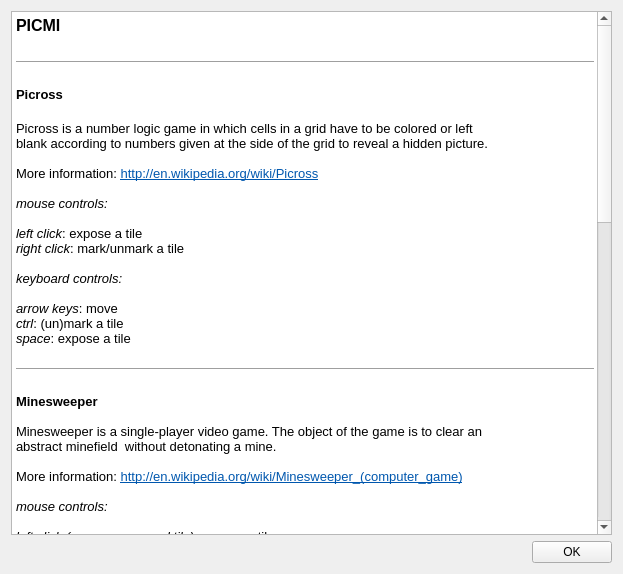
This is src/f_qthelp.ui in schuay/picmi-legacy as Qt 5 draws it before an edit. The edited form follows.
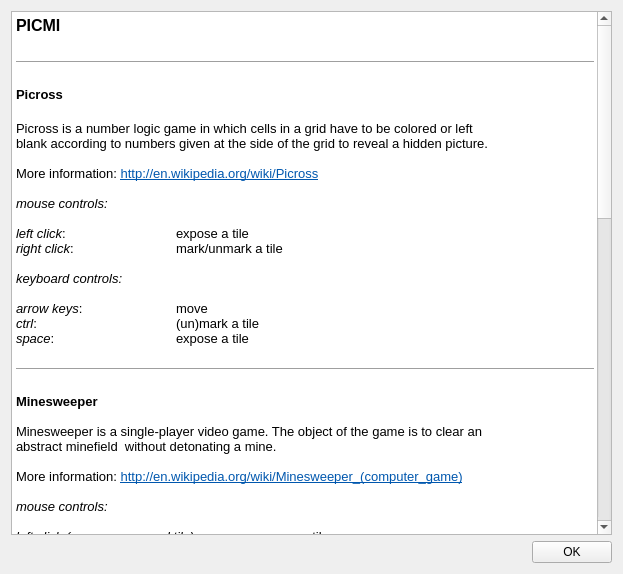
This is the edited form.

What changed in the file:
```diff
--- a/src/f_qthelp.ui
+++ b/src/f_qthelp.ui
@@ -34,14 +34,14 @@
 &lt;p style=&quot;-qt-paragraph-type:empty; margin-top:0px; margin-bottom:0px; margin-left:0px; margin-right:0px; -qt-block-indent:0; text-indent:0px;&quot;&gt;&lt;/p&gt;
 &lt;p style=&quot; margin-top:0px; margin-bottom:0px; margin-left:0px; margin-right:0px; -qt-block-indent:0; text-indent:0px;&quot;&gt;&lt;span style=&quot; font-style:italic;&quot;&gt;mouse controls:&lt;/span&gt;&lt;/p&gt;
 &lt;p style=&quot;-qt-paragraph-type:empty; margin-top:0px; margin-bottom:0px; margin-left:0px; margin-right:0px; -qt-block-indent:0; text-indent:0px; font-style:italic;&quot;&gt;&lt;/p&gt;
-&lt;p style=&quot; margin-top:0px; margin-bottom:0px; margin-left:0px; margin-right:0px; -qt-block-indent:0; text-indent:0px;&quot;&gt;&lt;span style=&quot; font-style:italic;&quot;&gt;left click&lt;/span&gt;: expose a tile&lt;/p&gt;
-&lt;p style=&quot; margin-top:0px; margin-bottom:0px; margin-left:0px; margin-right:0px; -qt-block-indent:0; text-indent:0px;&quot;&gt;&lt;span style=&quot; font-style:italic;&quot;&gt;right click&lt;/span&gt;: mark/unmark a tile&lt;/p&gt;
+&lt;p style=&quot; margin-top:0px; margin-bottom:0px; margin-left:0px; margin-right:0px; -qt-block-indent:0; text-indent:0px;&quot;&gt;&lt;span style=&quot; font-style:italic;&quot;&gt;left click&lt;/span&gt;: 		expose a tile&lt;/p&gt;
+&lt;p style=&quot; margin-top:0px; margin-bottom:0px; margin-left:0px; margin-right:0px; -qt-block-indent:0; text-indent:0px;&quot;&gt;&lt;span style=&quot; font-style:italic;&quot;&gt;right click&lt;/span&gt;: 		mark/unmark a tile&lt;/p&gt;
 &lt;p style=&quot;-qt-paragraph-type:empty; margin-top:0px; margin-bottom:0px; margin-left:0px; margin-right:0px; -qt-block-indent:0; text-indent:0px;&quot;&gt;&lt;/p&gt;
 &lt;p style=&quot; margin-top:0px; margin-bottom:0px; margin-left:0px; margin-right:0px; -qt-block-indent:0; text-indent:0px;&quot;&gt;&lt;span style=&quot; font-style:italic;&quot;&gt;keyboard controls:&lt;/span&gt;&lt;/p&gt;
 &lt;p style=&quot;-qt-paragraph-type:empty; margin-top:0px; margin-bottom:0px; margin-left:0px; margin-right:0px; -qt-block-indent:0; text-indent:0px;&quot;&gt;&lt;/p&gt;
-&lt;p style=&quot; margin-top:0px; margin-bottom:0px; margin-left:0px; margin-right:0px; -qt-block-indent:0; text-indent:0px;&quot;&gt;&lt;span style=&quot; font-style:italic;&quot;&gt;arrow keys&lt;/span&gt;: move&lt;/p&gt;
-&lt;p style=&quot; margin-top:0px; margin-bottom:0px; margin-left:0px; margin-right:0px; -qt-block-indent:0; text-indent:0px;&quot;&gt;&lt;span style=&quot; font-style:italic;&quot;&gt;ctrl&lt;/span&gt;: (un)mark a tile&lt;/p&gt;
-&lt;p style=&quot; margin-top:0px; margin-bottom:0px; margin-left:0px; margin-right:0px; -qt-block-indent:0; text-indent:0px;&quot;&gt;&lt;span style=&quot; font-style:italic;&quot;&gt;space&lt;/span&gt;: expose a tile&lt;/p&gt;
+&lt;p style=&quot; margin-top:0px; margin-bottom:0px; margin-left:0px; margin-right:0px; -qt-block-indent:0; text-indent:0px;&quot;&gt;&lt;span style=&quot; font-style:italic;&quot;&gt;arrow keys&lt;/span&gt;: 		move&lt;/p&gt;
+&lt;p style=&quot; margin-top:0px; margin-bottom:0px; margin-left:0px; margin-right:0px; -qt-block-indent:0; text-indent:0px;&quot;&gt;&lt;span style=&quot; font-style:italic;&quot;&gt;ctrl&lt;/span&gt;: 		(un)mark a tile&lt;/p&gt;
+&lt;p style=&quot; margin-top:0px; margin-bottom:0px; margin-left:0px; margin-right:0px; -qt-block-indent:0; text-indent:0px;&quot;&gt;&lt;span style=&quot; font-style:italic;&quot;&gt;space&lt;/span&gt;: 		expose a tile&lt;/p&gt;
 &lt;p style=&quot;-qt-paragraph-type:empty; margin-top:0px; margin-bottom:0px; margin-left:0px; margin-right:0px; -qt-block-indent:0; text-indent:0px;&quot;&gt;&lt;/p&gt;
 &lt;hr /&gt;
 &lt;p style=&quot;-qt-paragraph-type:empty; margin-top:0px; margin-bottom:0px; margin-left:0px; margin-right:0px; -qt-block-indent:0; text-indent:0px; font-size:12pt; font-weight:600;&quot;&gt;&lt;/p&gt;
@@ -54,24 +54,24 @@
 &lt;p style=&quot;-qt-paragraph-type:empty; margin-top:0px; margin-bottom:0px; margin-left:0px; margin-right:0px; -qt-block-indent:0; text-indent:0px;&quot;&gt;&lt;/p&gt;
 &lt;p style=&quot; margin-top:0px; margin-bottom:0px; margin-left:0px; margin-right:0px; -qt-block-indent:0; text-indent:0px;&quot;&gt;&lt;span style=&quot; font-style:italic;&quot;&gt;mouse controls:&lt;/span&gt;&lt;/p&gt;
 &lt;p style=&quot;-qt-paragraph-type:empty; margin-top:0px; margin-bottom:0px; margin-left:0px; margin-right:0px; -qt-block-indent:0; text-indent:0px;&quot;&gt;&lt;/p&gt;
-&lt;p style=&quot; margin-top:0px; margin-bottom:0px; margin-left:0px; margin-right:0px; -qt-block-indent:0; text-indent:0px;&quot;&gt;&lt;span style=&quot; font-style:italic;&quot;&gt;left click (on an unexposed tile)&lt;/span&gt;: expose a tile&lt;/p&gt;
-&lt;p style=&quot; margin-top:0px; margin-bottom:0px; margin-left:0px; margin-right:0px; -qt-block-indent:0; text-indent:0px;&quot;&gt;&lt;span style=&quot; font-style:italic;&quot;&gt;left click (on an exposed tile)&lt;/span&gt;: expose all neighboring tiles&lt;/p&gt;
-&lt;p style=&quot; margin-top:0px; margin-bottom:0px; margin-left:0px; margin-right:0px; -qt-block-indent:0; text-indent:0px;&quot;&gt;&lt;span style=&quot; font-style:italic;&quot;&gt;right click&lt;/span&gt;: (un)mark a tile&lt;/p&gt;
-&lt;p style=&quot; margin-top:0px; margin-bottom:0px; margin-left:0px; margin-right:0px; -qt-block-indent:0; text-indent:0px;&quot;&gt;&lt;span style=&quot; font-style:italic;&quot;&gt;middle click&lt;/span&gt;: tentatively (un)mark a tile&lt;/p&gt;
+&lt;p style=&quot; margin-top:0px; margin-bottom:0px; margin-left:0px; margin-right:0px; -qt-block-indent:0; text-indent:0px;&quot;&gt;&lt;span style=&quot; font-style:italic;&quot;&gt;left click (on an unexposed tile)&lt;/span&gt;: 	expose a tile&lt;/p&gt;
+&lt;p style=&quot; margin-top:0px; margin-bottom:0px; margin-left:0px; margin-right:0px; -qt-block-indent:0; text-indent:0px;&quot;&gt;&lt;span style=&quot; font-style:italic;&quot;&gt;left click (on an exposed tile)&lt;/span&gt;: 	expose all neighboring tiles&lt;/p&gt;
+&lt;p style=&quot; margin-top:0px; margin-bottom:0px; margin-left:0px; margin-right:0px; -qt-block-indent:0; text-indent:0px;&quot;&gt;&lt;span style=&quot; font-style:italic;&quot;&gt;right click&lt;/span&gt;: 			(un)mark a tile&lt;/p&gt;
+&lt;p style=&quot; margin-top:0px; margin-bottom:0px; margin-left:0px; margin-right:0px; -qt-block-indent:0; text-indent:0px;&quot;&gt;&lt;span style=&quot; font-style:italic;&quot;&gt;middle click&lt;/span&gt;: 		tentatively (un)mark a tile&lt;/p&gt;
 &lt;p style=&quot;-qt-paragraph-type:empty; margin-top:0px; margin-bottom:0px; margin-left:0px; margin-right:0px; -qt-block-indent:0; text-indent:0px;&quot;&gt;&lt;/p&gt;
 &lt;p style=&quot; margin-top:0px; margin-bottom:0px; margin-left:0px; margin-right:0px; -qt-block-indent:0; text-indent:0px;&quot;&gt;&lt;span style=&quot; font-style:italic;&quot;&gt;keyboard controls:&lt;/span&gt;&lt;/p&gt;
 &lt;p style=&quot;-qt-paragraph-type:empty; margin-top:0px; margin-bottom:0px; margin-left:0px; margin-right:0px; -qt-block-indent:0; text-indent:0px;&quot;&gt;&lt;/p&gt;
-&lt;p style=&quot; margin-top:0px; margin-bottom:0px; margin-left:0px; margin-right:0px; -qt-block-indent:0; text-indent:0px;&quot;&gt;&lt;span style=&quot; font-style:italic;&quot;&gt;arrow keys&lt;/span&gt;: move&lt;/p&gt;
-&lt;p style=&quot; margin-top:0px; margin-bottom:0px; margin-left:0px; margin-right:0px; -qt-block-indent:0; text-indent:0px;&quot;&gt;&lt;span style=&quot; font-style:italic;&quot;&gt;ctrl&lt;/span&gt;: (un)mark a tile&lt;/p&gt;
-&lt;p style=&quot; margin-top:0px; margin-bottom:0px; margin-left:0px; margin-right:0px; -qt-block-indent:0; text-indent:0px;&quot;&gt;&lt;span style=&quot; font-style:italic;&quot;&gt;space (on an unexposed tile)&lt;/span&gt;: expose a tile&lt;/p&gt;
-&lt;p style=&quot; margin-top:0px; margin-bottom:0px; margin-left:0px; margin-right:0px; -qt-block-indent:0; text-indent:0px;&quot;&gt;&lt;span style=&quot; font-style:italic;&quot;&gt;space (on an exposed tile)&lt;/span&gt;: expose all neighboring tiles&lt;/p&gt;
+&lt;p style=&quot; margin-top:0px; margin-bottom:0px; margin-left:0px; margin-right:0px; -qt-block-indent:0; text-indent:0px;&quot;&gt;&lt;span style=&quot; font-style:italic;&quot;&gt;arrow keys&lt;/span&gt;: 			move&lt;/p&gt;
+&lt;p style=&quot; margin-top:0px; margin-bottom:0px; margin-left:0px; margin-right:0px; -qt-block-indent:0; text-indent:0px;&quot;&gt;&lt;span style=&quot; font-style:italic;&quot;&gt;ctrl&lt;/span&gt;: 			(un)mark a tile&lt;/p&gt;
+&lt;p style=&quot; margin-top:0px; margin-bottom:0px; margin-left:0px; margin-right:0px; -qt-block-indent:0; text-indent:0px;&quot;&gt;&lt;span style=&quot; font-style:italic;&quot;&gt;space (on an unexposed tile)&lt;/span&gt;: 	expose a tile&lt;/p&gt;
+&lt;p style=&quot; margin-top:0px; margin-bottom:0px; margin-left:0px; margin-right:0px; -qt-block-indent:0; text-indent:0px;&quot;&gt;&lt;span style=&quot; font-style:italic;&quot;&gt;space (on an exposed tile)&lt;/span&gt;: 	expose all neighboring tiles&lt;/p&gt;
 &lt;p style=&quot;-qt-paragraph-type:empty; margin-top:0px; margin-bottom:0px; margin-left:0px; margin-right:0px; -qt-block-indent:0; text-indent:0px;&quot;&gt;&lt;/p&gt;
 &lt;hr /&gt;
 &lt;p style=&quot;-qt-paragraph-type:empty; margin-top:0px; margin-bottom:0px; margin-left:0px; margin-right:0px; -qt-block-indent:0; text-indent:0px; font-size:12pt; font-weight:600;&quot;&gt;&lt;/p&gt;
 &lt;p style=&quot; margin-top:0px; margin-bottom:0px; margin-left:0px; margin-right:0px; -qt-block-indent:0; text-indent:0px;&quot;&gt;&lt;span style=&quot; font-weight:600;&quot;&gt;Global Controls&lt;/span&gt;&lt;/p&gt;
 &lt;p style=&quot;-qt-paragraph-type:empty; margin-top:0px; margin-bottom:0px; margin-left:0px; margin-right:0px; -qt-block-indent:0; text-indent:0px;&quot;&gt;&lt;/p&gt;
-&lt;p style=&quot; margin-top:0px; margin-bottom:0px; margin-left:0px; margin-right:0px; -qt-block-indent:0; text-indent:0px;&quot;&gt;&lt;span style=&quot; font-style:italic;&quot;&gt;p&lt;/span&gt;: (un)pause the game&lt;/p&gt;
-&lt;p style=&quot; margin-top:0px; margin-bottom:0px; margin-left:0px; margin-right:0px; -qt-block-indent:0; text-indent:0px;&quot;&gt;&lt;span style=&quot; font-style:italic;&quot;&gt;esc&lt;/span&gt;: quit game&lt;/p&gt;
+&lt;p style=&quot; margin-top:0px; margin-bottom:0px; margin-left:0px; margin-right:0px; -qt-block-indent:0; text-indent:0px;&quot;&gt;&lt;span style=&quot; font-style:italic;&quot;&gt;p&lt;/span&gt;: 	(un)pause the game&lt;/p&gt;
+&lt;p style=&quot; margin-top:0px; margin-bottom:0px; margin-left:0px; margin-right:0px; -qt-block-indent:0; text-indent:0px;&quot;&gt;&lt;span style=&quot; font-style:italic;&quot;&gt;esc&lt;/span&gt;: 	quit game&lt;/p&gt;
 &lt;p style=&quot;-qt-paragraph-type:empty; margin-top:0px; margin-bottom:0px; margin-left:0px; margin-right:0px; -qt-block-indent:0; text-indent:0px;&quot;&gt;&lt;/p&gt;
 &lt;hr /&gt;
 &lt;p style=&quot;-qt-paragraph-type:empty; margin-top:0px; margin-bottom:0px; margin-left:0px; margin-right:0px; -qt-block-indent:0; text-indent:0px; font-size:12pt; font-weight:600;&quot;&gt;&lt;/p&gt;
@@ -79,31 +79,33 @@
 &lt;p style=&quot;-qt-paragraph-type:empty; margin-top:0px; margin-bottom:0px; margin-left:0px; margin-right:0px; -qt-block-indent:0; text-indent:0px;&quot;&gt;&lt;/p&gt;
 &lt;p style=&quot; margin-top:0px; margin-bottom:0px; margin-left:0px; margin-right:0px; -qt-block-indent:0; text-indent:0px;&quot;&gt;&lt;span style=&quot; font-style:italic;&quot;&gt;Global&lt;/span&gt;&lt;/p&gt;
 &lt;p style=&quot;-qt-paragraph-type:empty; margin-top:0px; margin-bottom:0px; margin-left:0px; margin-right:0px; -qt-block-indent:0; text-indent:0px; font-style:italic;&quot;&gt;&lt;/p&gt;
-&lt;p style=&quot; margin-top:0px; margin-bottom:0px; margin-left:0px; margin-right:0px; -qt-block-indent:0; text-indent:0px;&quot;&gt;Width / Height: the dimensions of the game board.&lt;/p&gt;
-&lt;p style=&quot; margin-top:0px; margin-bottom:0px; margin-left:0px; margin-right:0px; -qt-block-indent:0; text-indent:0px;&quot;&gt;Difficulty: the percentage of the game board to be filled. Reasonable starting points &lt;/p&gt;
-&lt;p style=&quot; margin-top:0px; margin-bottom:0px; margin-left:0px; margin-right:0px; -qt-block-indent:0; text-indent:0px;&quot;&gt;               are 55% (Picross) and 20% (Minesweeper).&lt;/p&gt;
-&lt;p style=&quot; margin-top:0px; margin-bottom:0px; margin-left:0px; margin-right:0px; -qt-block-indent:0; text-indent:0px;&quot;&gt;Background: whether to use the default or a custom background.&lt;/p&gt;
-&lt;p style=&quot; margin-top:0px; margin-bottom:0px; margin-left:0px; margin-right:0px; -qt-block-indent:0; text-indent:0px;&quot;&gt;Custom BG: the image to be displayed as custom background (this is only used&lt;/p&gt;
-&lt;p style=&quot; margin-top:0px; margin-bottom:0px; margin-left:0px; margin-right:0px; -qt-block-indent:0; text-indent:0px;&quot;&gt;                    if Background is set to &amp;quot;Custom&amp;quot;)&lt;/p&gt;
+&lt;p style=&quot; margin-top:0px; margin-bottom:0px; margin-left:0px; margin-right:0px; -qt-block-indent:0; text-indent:0px;&quot;&gt;&lt;span style=&quot; font-style:italic;&quot;&gt;Presets&lt;/span&gt;:		preconfigured difficulty sets. choose a preset and click 'apply'.&lt;/p&gt;
+&lt;p style=&quot; margin-top:0px; margin-bottom:0px; margin-left:0px; margin-right:0px; -qt-block-indent:0; text-indent:0px;&quot;&gt;&lt;span style=&quot; font-style:italic;&quot;&gt;Width / Height&lt;/span&gt;: 	the dimensions of the game board.&lt;/p&gt;
+&lt;p style=&quot; margin-top:0px; margin-bottom:0px; margin-left:0px; margin-right:0px; -qt-block-indent:0; text-indent:0px;&quot;&gt;&lt;span style=&quot; font-style:italic;&quot;&gt;Difficulty&lt;/span&gt;: 		the percentage of the game board to be filled. Reasonable &lt;/p&gt;
+&lt;p style=&quot; margin-top:0px; margin-bottom:0px; margin-left:0px; margin-right:0px; -qt-block-indent:0; text-indent:0px;&quot;&gt;               		starting points are 55% (Picross) and 20% (Minesweeper).&lt;/p&gt;
+&lt;p style=&quot; margin-top:0px; margin-bottom:0px; margin-left:0px; margin-right:0px; -qt-block-indent:0; text-indent:0px;&quot;&gt;&lt;span style=&quot; font-style:italic;&quot;&gt;Background&lt;/span&gt;: 	whether to use the default or a custom background.&lt;/p&gt;
+&lt;p style=&quot; margin-top:0px; margin-bottom:0px; margin-left:0px; margin-right:0px; -qt-block-indent:0; text-indent:0px;&quot;&gt;&lt;span style=&quot; font-style:italic;&quot;&gt;Custom BG&lt;/span&gt;: 	the image to be displayed as custom background (this is only&lt;/p&gt;
+&lt;p style=&quot; margin-top:0px; margin-bottom:0px; margin-left:0px; margin-right:0px; -qt-block-indent:0; text-indent:0px;&quot;&gt;	                    used if Background is set to &amp;quot;Custom&amp;quot;)&lt;/p&gt;
+&lt;p style=&quot; margin-top:0px; margin-bottom:0px; margin-left:0px; margin-right:0px; -qt-block-indent:0; text-indent:0px;&quot;&gt;&lt;span style=&quot; font-style:italic;&quot;&gt;Clear Statistics&lt;/span&gt;:	delete all statistics of the current game type&lt;/p&gt;
 &lt;p style=&quot;-qt-paragraph-type:empty; margin-top:0px; margin-bottom:0px; margin-left:0px; margin-right:0px; -qt-block-indent:0; text-indent:0px;&quot;&gt;&lt;/p&gt;
 &lt;p style=&quot; margin-top:0px; margin-bottom:0px; margin-left:0px; margin-right:0px; -qt-block-indent:0; text-indent:0px;&quot;&gt;&lt;span style=&quot; font-style:italic;&quot;&gt;Picross&lt;/span&gt;&lt;/p&gt;
 &lt;p style=&quot;-qt-paragraph-type:empty; margin-top:0px; margin-bottom:0px; margin-left:0px; margin-right:0px; -qt-block-indent:0; text-indent:0px; font-style:italic;&quot;&gt;&lt;/p&gt;
-&lt;p style=&quot; margin-top:0px; margin-bottom:0px; margin-left:0px; margin-right:0px; -qt-block-indent:0; text-indent:0px;&quot;&gt;No Hints Mode: in No Hints Mode, incorrectly marking tiles as filled is allowed. There&lt;/p&gt;
-&lt;p style=&quot; margin-top:0px; margin-bottom:0px; margin-left:0px; margin-right:0px; -qt-block-indent:0; text-indent:0px;&quot;&gt;                         is no feedback whether the tile is actually filled or not. Penalty time&lt;/p&gt;
-&lt;p style=&quot; margin-top:0px; margin-bottom:0px; margin-left:0px; margin-right:0px; -qt-block-indent:0; text-indent:0px;&quot;&gt;                         is disabled in this mode.&lt;/p&gt;
+&lt;p style=&quot; margin-top:0px; margin-bottom:0px; margin-left:0px; margin-right:0px; -qt-block-indent:0; text-indent:0px;&quot;&gt;&lt;span style=&quot; font-style:italic;&quot;&gt;No Hints Mode&lt;/span&gt;: 	in No Hints Mode, incorrectly marking tiles as filled is allowed. There&lt;/p&gt;
+&lt;p style=&quot; margin-top:0px; margin-bottom:0px; margin-left:0px; margin-right:0px; -qt-block-indent:0; text-indent:0px;&quot;&gt;                         	is no feedback whether the tile is actually filled or not. Penalty time&lt;/p&gt;
+&lt;p style=&quot; margin-top:0px; margin-bottom:0px; margin-left:0px; margin-right:0px; -qt-block-indent:0; text-indent:0px;&quot;&gt;                         	is disabled in this mode.&lt;/p&gt;
 &lt;p style=&quot;-qt-paragraph-type:empty; margin-top:0px; margin-bottom:0px; margin-left:0px; margin-right:0px; -qt-block-indent:0; text-indent:0px;&quot;&gt;&lt;/p&gt;
 &lt;hr /&gt;
 &lt;p style=&quot;-qt-paragraph-type:empty; margin-top:0px; margin-bottom:0px; margin-left:0px; margin-right:0px; -qt-block-indent:0; text-indent:0px; font-size:12pt; font-weight:600;&quot;&gt;&lt;/p&gt;
 &lt;p style=&quot; margin-top:0px; margin-bottom:0px; margin-left:0px; margin-right:0px; -qt-block-indent:0; text-indent:0px;&quot;&gt;&lt;span style=&quot; font-weight:600;&quot;&gt;License&lt;/span&gt;&lt;/p&gt;
 &lt;p style=&quot;-qt-paragraph-type:empty; margin-top:0px; margin-bottom:0px; margin-left:0px; margin-right:0px; -qt-block-indent:0; text-indent:0px;&quot;&gt;&lt;/p&gt;
-&lt;p style=&quot; margin-top:0px; margin-bottom:0px; margin-left:0px; margin-right:0px; -qt-block-indent:0; text-indent:0px;&quot;&gt;Picmi is licensed under the terms of the GNU General Public License version 2.&lt;/p&gt;
+&lt;p style=&quot; margin-top:0px; margin-bottom:0px; margin-left:0px; margin-right:0px; -qt-block-indent:0; text-indent:0px;&quot;&gt;Picmi is licensed under the terms of the &lt;a href=&quot;http://www.gnu.org/licenses/gpl-2.0.html&quot;&gt;&lt;span style=&quot; text-decoration: underline; color:#0057ae;&quot;&gt;GNU General Public License version 2&lt;/span&gt;&lt;/a&gt;.&lt;/p&gt;
 &lt;p style=&quot;-qt-paragraph-type:empty; margin-top:0px; margin-bottom:0px; margin-left:0px; margin-right:0px; -qt-block-indent:0; text-indent:0px;&quot;&gt;&lt;/p&gt;
 &lt;hr /&gt;
 &lt;p style=&quot;-qt-paragraph-type:empty; margin-top:0px; margin-bottom:0px; margin-left:0px; margin-right:0px; -qt-block-indent:0; text-indent:0px; font-size:12pt; font-weight:600;&quot;&gt;&lt;/p&gt;
 &lt;p style=&quot; margin-top:0px; margin-bottom:0px; margin-left:0px; margin-right:0px; -qt-block-indent:0; text-indent:0px;&quot;&gt;&lt;span style=&quot; font-weight:600;&quot;&gt;Contact&lt;/span&gt;&lt;/p&gt;
 &lt;p style=&quot;-qt-paragraph-type:empty; margin-top:0px; margin-bottom:0px; margin-left:0px; margin-right:0px; -qt-block-indent:0; text-indent:0px;&quot;&gt;&lt;/p&gt;
-&lt;p style=&quot; margin-top:0px; margin-bottom:0px; margin-left:0px; margin-right:0px; -qt-block-indent:0; text-indent:0px;&quot;&gt;Homepage: &lt;a href=&quot;http://github.com/schuay/picmi&quot;&gt;&lt;span style=&quot; text-decoration: underline; color:#0057ae;&quot;&gt;http://github.com/schuay/picmi&lt;/span&gt;&lt;/a&gt;&lt;/p&gt;
-&lt;p style=&quot; margin-top:0px; margin-bottom:0px; margin-left:0px; margin-right:0px; -qt-block-indent:0; text-indent:0px;&quot;&gt;Email: &lt;a href=&quot;mailto:jakob.gruber@gmail.com&quot;&gt;&lt;span style=&quot; text-decoration: underline; color:#0057ae;&quot;&gt;jakob.gruber@gmail.com&lt;/span&gt;&lt;/a&gt;&lt;/p&gt;
+&lt;p style=&quot; margin-top:0px; margin-bottom:0px; margin-left:0px; margin-right:0px; -qt-block-indent:0; text-indent:0px;&quot;&gt;Homepage: 		&lt;a href=&quot;http://github.com/schuay/picmi&quot;&gt;&lt;span style=&quot; text-decoration: underline; color:#0057ae;&quot;&gt;http://github.com/schuay/picmi&lt;/span&gt;&lt;/a&gt;&lt;/p&gt;
+&lt;p style=&quot; margin-top:0px; margin-bottom:0px; margin-left:0px; margin-right:0px; -qt-block-indent:0; text-indent:0px;&quot;&gt;Email: 		&lt;a href=&quot;mailto:jakob.gruber@gmail.com&quot;&gt;&lt;span style=&quot; text-decoration: underline; color:#0057ae;&quot;&gt;jakob.gruber@gmail.com&lt;/span&gt;&lt;/a&gt;&lt;/p&gt;
 &lt;p style=&quot;-qt-paragraph-type:empty; margin-top:0px; margin-bottom:0px; margin-left:0px; margin-right:0px; -qt-block-indent:0; text-indent:0px; text-decoration: underline; color:#0057ae;&quot;&gt;&lt;/p&gt;
 &lt;p style=&quot; margin-top:0px; margin-bottom:0px; margin-left:0px; margin-right:0px; -qt-block-indent:0; text-indent:0px;&quot;&gt;&lt;span style=&quot; font-weight:600;&quot;&gt;Have fun!&lt;/span&gt;&lt;/p&gt;&lt;/body&gt;&lt;/html&gt;</string>
      </property>
```
